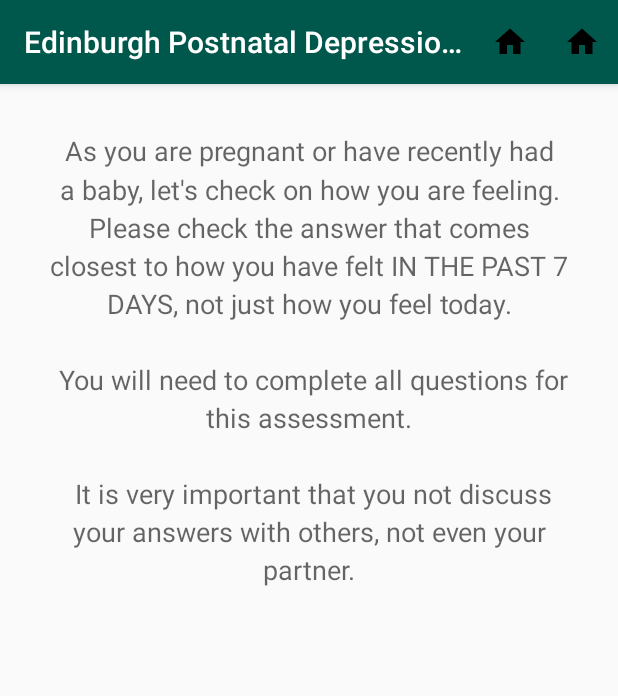
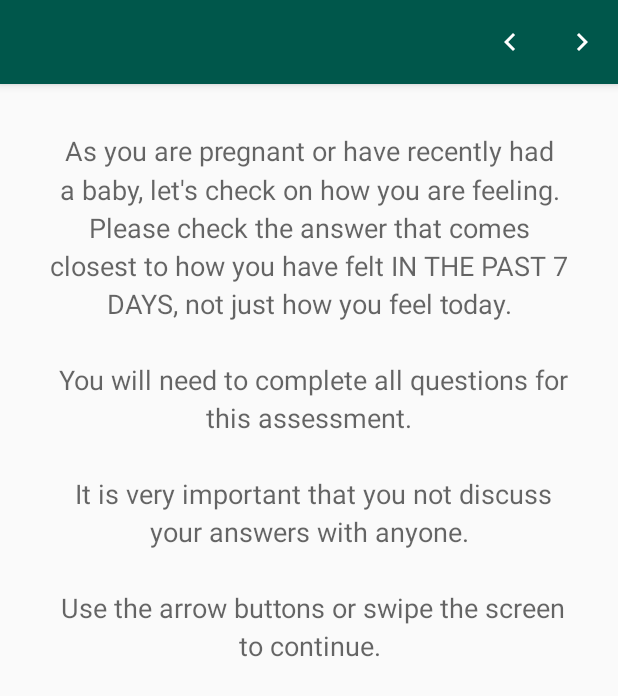
Before and after one commit to jestacio/baby-blues-monitor-android, an Android app: the EPDSAssessmentActivity screen opened directly, with no data from a screen before it, after a tap on "Prev", on a phone screen of 412 x 824 dp. Shown: the top 696 px of the screen. Run offline under Robolectric (Android 15) with nearby library versions, the phone set to English and light mode, and no system bars.

Commit message:
3 add arrow controls, disable auto scroll on pager because of Google's bug

```diff
--- a/app/src/main/java/com/sugarpie/babyblues/logic/epds/EPDSQuestionPageFragmentController.kt
+++ b/app/src/main/java/com/sugarpie/babyblues/logic/epds/EPDSQuestionPageFragmentController.kt
@@ -26,10 +26,10 @@ class EPDSQuestionPageFragmentController {
 
             Log.d(TAG, "Got $selectedIdx from $checkedId")
 
-            if (selectedIdx >= 0) {
-                Log.d(TAG, "OnCheckedChangeListener() viewPager.currentItem=${viewPager.currentItem}")
-                viewPager.currentItem = viewPager.currentItem + 1
-            }
+//            if (selectedIdx >= 0) {
+//                Log.d(TAG, "OnCheckedChangeListener() viewPager.currentItem=${viewPager.currentItem}")
+//                viewPager.currentItem = viewPager.currentItem + 1
+//            }
 
             viewModel.updateResponse(questionIdx, selectedIdx)
         }
--- a/app/src/main/java/com/sugarpie/babyblues/ui/epds/EPDSAssessmentActivity.kt
+++ b/app/src/main/java/com/sugarpie/babyblues/ui/epds/EPDSAssessmentActivity.kt
@@ -2,6 +2,7 @@ package com.sugarpie.babyblues.ui.epds
 
 import android.os.Bundle
 import android.view.Menu
+import android.view.MenuItem
 import androidx.appcompat.app.AppCompatActivity
 import androidx.appcompat.widget.Toolbar
 import androidx.lifecycle.ViewModelProviders
@@ -28,7 +29,9 @@ class EPDSAssessmentActivity : AppCompatActivity() {
 
         setContentView(R.layout.activity_edpsassessment)
 
-        setSupportActionBar(toolbar as Toolbar?)
+        toolbar.title = ""
+
+        setSupportActionBar(toolbar)
         container.layoutTransition?.setAnimateParentHierarchy(false)
 
         viewModel = ViewModelProviders.of(this).get(EPDSAssessmentViewModel::class.java)
@@ -58,6 +61,22 @@ class EPDSAssessmentActivity : AppCompatActivity() {
         }
     }
 
+    override fun onOptionsItemSelected(item: MenuItem): Boolean {
+        // Handle presses on the action bar menu items in the activity class
+        // Move to separate controller class if this gets more complicated
+        when (item.itemId) {
+            R.id.action_next -> {
+                viewPager.currentItem = viewPager.currentItem + 1
+                return true
+            }
+            R.id.action_prev -> {
+                viewPager.currentItem = viewPager.currentItem - 1
+                return true
+            }
+        }
+        return super.onOptionsItemSelected(item)
+    }
+
     companion object {
         const val TAG = "EPDSAssessmentActivity"
     }
--- /dev/null
+++ b/app/src/main/res/drawable/ic_navigate_before_24px.xml
@@ -0,0 +1,9 @@
+<vector xmlns:android="http://schemas.android.com/apk/res/android"
+    android:width="24dp"
+    android:height="24dp"
+    android:viewportWidth="24"
+    android:viewportHeight="24">
+  <path
+      android:fillColor="#FFFFFFFF"
+      android:pathData="M15.41,7.41L14,6l-6,6 6,6 1.41,-1.41L10.83,12z"/>
+</vector>
--- /dev/null
+++ b/app/src/main/res/drawable/ic_navigate_next_24px.xml
@@ -0,0 +1,9 @@
+<vector xmlns:android="http://schemas.android.com/apk/res/android"
+    android:width="24dp"
+    android:height="24dp"
+    android:viewportWidth="24"
+    android:viewportHeight="24">
+  <path
+      android:fillColor="#FFFFFFFF"
+      android:pathData="M10,6L8.59,7.41 13.17,12l-4.58,4.59L10,18l6,-6z"/>
+</vector>
--- a/app/src/main/res/menu/epds_menu.xml
+++ b/app/src/main/res/menu/epds_menu.xml
@@ -6,12 +6,12 @@
         android:id="@+id/action_prev"
         android:title="@string/prev"
         app:showAsAction="ifRoom|withText"
-        android:icon="@drawable/ic_home_black_24dp"
+        android:icon="@drawable/ic_navigate_before_24px"
         />
     <item
         android:id="@+id/action_next"
         android:title="@string/next"
         app:showAsAction="always|withText"
-        android:icon="@drawable/ic_home_black_24dp"
+        android:icon="@drawable/ic_navigate_next_24px"
         />
 </menu>
--- a/app/src/main/res/values/strings.xml
+++ b/app/src/main/res/values/strings.xml
@@ -13,7 +13,9 @@
 
         You will need to complete all questions for this assessment.\n\n
 
-        It is very important that you not discuss your answers with others, not even your partner.
+        It is very important that you not discuss your answers with anyone.\n\n
+
+        Use the arrow buttons or swipe the screen to continue.
     </string>
     <string name="epds_inthepastsevendays">In the past 7 days:</string>
     <string name="epds_example_inthepastsevendays">Here is an example, already completed.\n\nIn the
```
